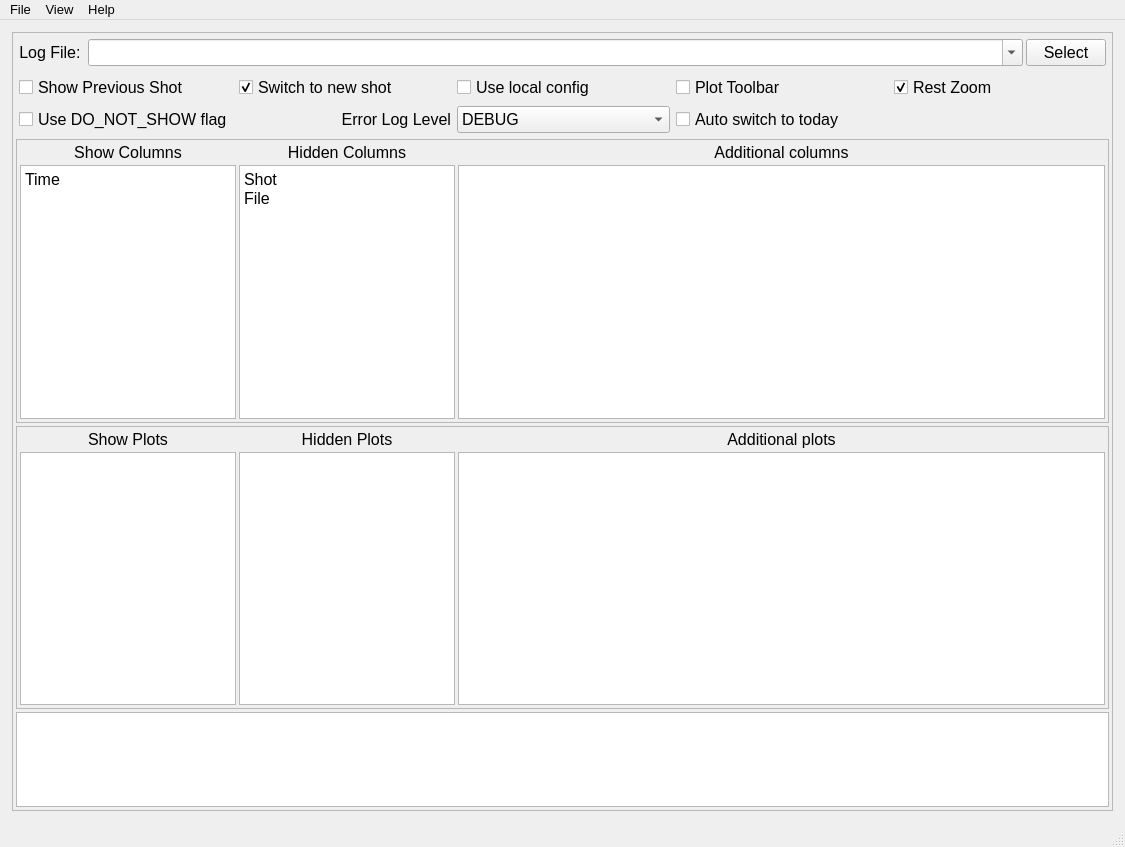
salinsalins/LoggerPlotterPy, file LoggerPlotterPy.ui: the form before one commit.
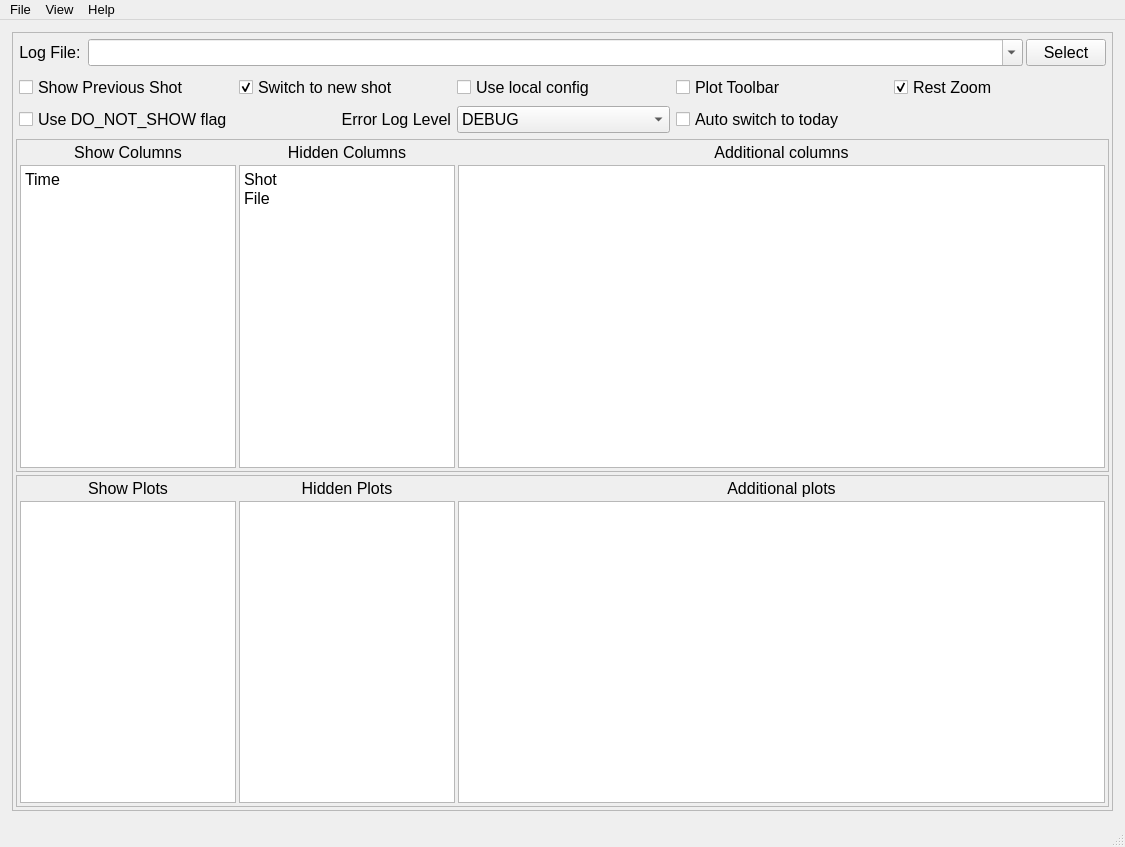
The form after the commit. The open tabs and pages were chosen to show the change. Icons and pictures are not drawn.

Commit message: 15.8 LoggerPlotterPy.py Log show pane removed

Diff of the .ui file:
```diff
--- a/LoggerPlotterPy.ui
+++ b/LoggerPlotterPy.ui
@@ -319,7 +319,7 @@
           <property name="frameShadow">
            <enum>QFrame::Raised</enum>
           </property>
-          <layout class="QVBoxLayout" name="verticalLayout" stretch="2,2,3,3,1">
+          <layout class="QVBoxLayout" name="verticalLayout" stretch="2,2,3,3">
            <property name="spacing">
             <number>3</number>
            </property>
@@ -790,9 +790,6 @@
              </layout>
             </widget>
            </item>
-           <item>
-            <widget class="QTextBrowser" name="textBrowser"/>
-           </item>
           </layout>
          </widget>
         </item>
```
The commit also changes 1 other file.
